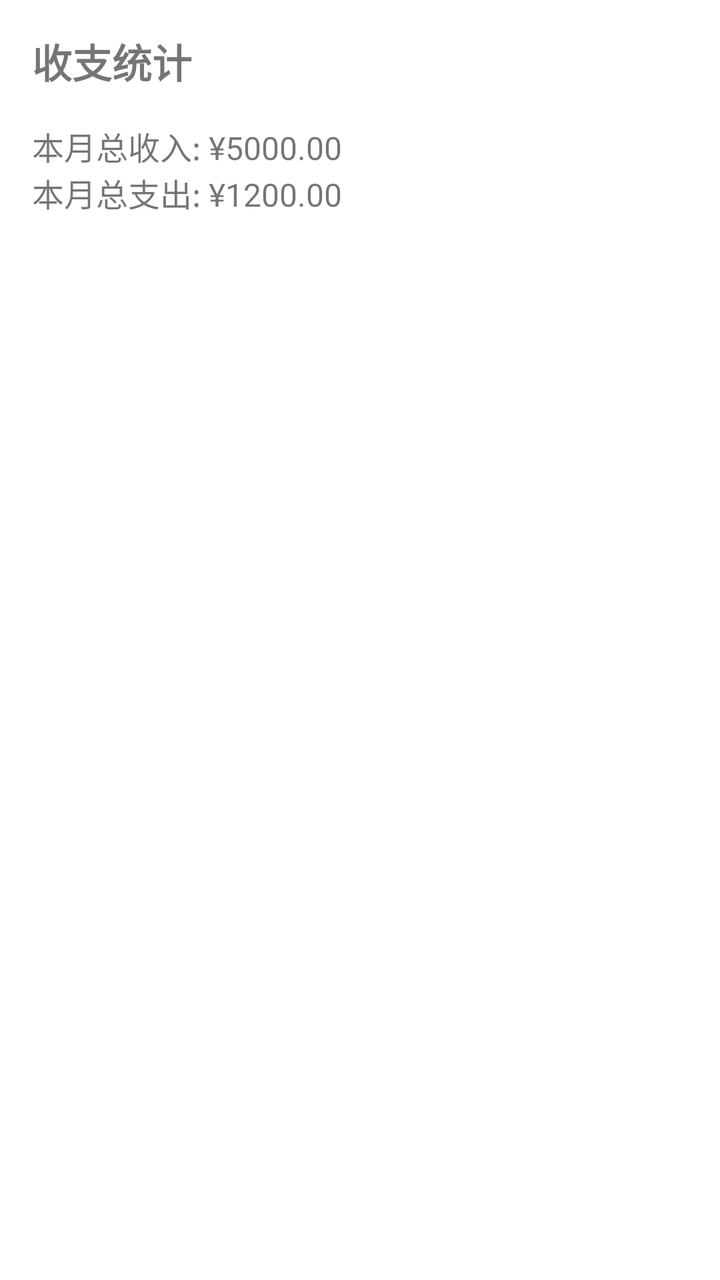
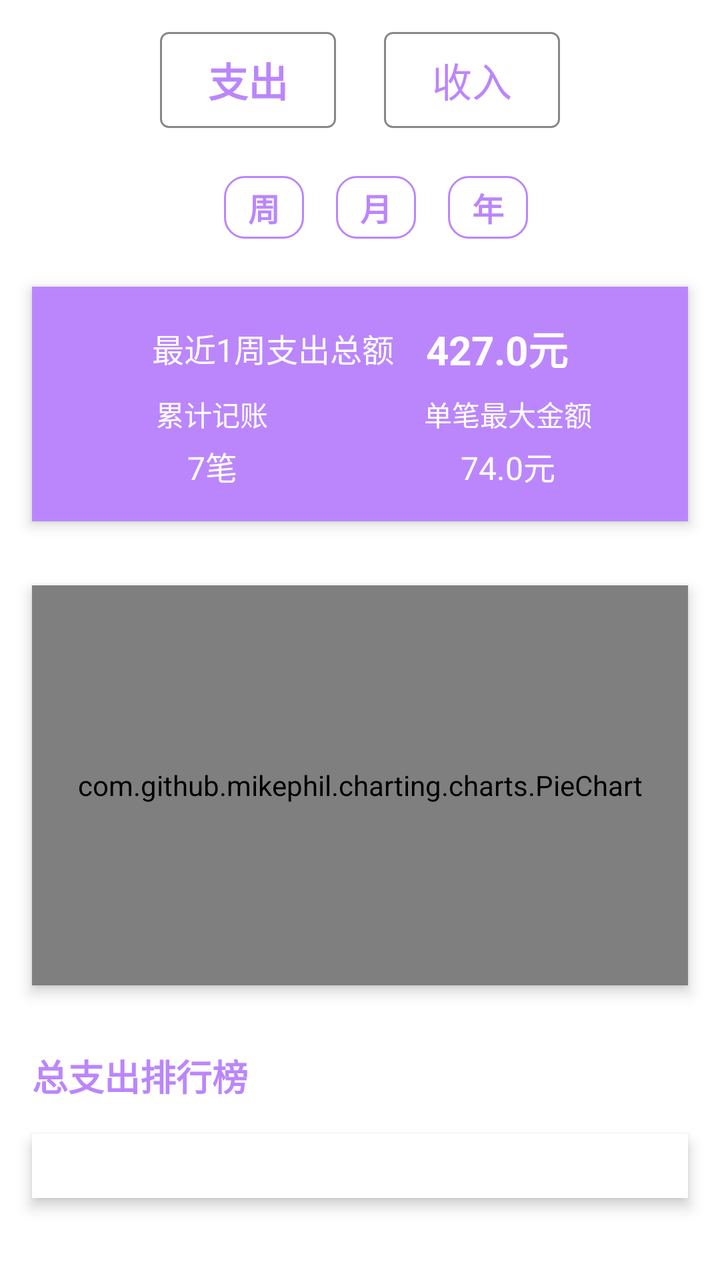

Screens rendered from an Android XML layout before and after an edit, with the pre-edit source and the edit as a unified diff.
<!-- AndroidManifest.xml: application theme Theme.AccountBook -->
<!-- res/layout/fragment_stats.xml -->
<?xml version="1.0" encoding="utf-8"?>
<LinearLayout xmlns:android="http://schemas.android.com/apk/res/android"
    android:layout_width="match_parent"
    android:layout_height="match_parent"
    android:orientation="vertical"
    android:padding="16dp">

    <TextView
        android:layout_width="wrap_content"
        android:layout_height="wrap_content"
        android:text="收支统计"
        android:textSize="20sp"
        android:textStyle="bold"/>

    <TextView
        android:id="@+id/tv_summary"
        android:layout_width="wrap_content"
        android:layout_height="wrap_content"
        android:layout_marginTop="16dp"
        android:text="本月总收入: ¥5000.00\n本月总支出: ¥1200.00"
        android:textSize="16sp"/>

</LinearLayout>
<!-- resources referenced by this layout -->
<resources>
  <style name="Theme.AccountBook" parent="Theme.MaterialComponents.DayNight.DarkActionBar">
          
          <item name="colorPrimary">@color/purple_500</item>
          <item name="colorPrimaryVariant">@color/purple_700</item>
          <item name="colorOnPrimary">@color/white</item>
          
          <item name="colorSecondary">@color/teal_200</item>
          <item name="colorSecondaryVariant">@color/teal_700</item>
          <item name="colorOnSecondary">@color/black</item>
          
          <item name="android:statusBarColor">?attr/colorPrimaryVariant</item>
          
      </style>
  <color name="purple_500">#FF6200EE</color>
  <color name="purple_700">#FF3700B3</color>
  <color name="white">#FFFFFFFF</color>
  <color name="teal_200">#FF03DAC5</color>
  <color name="teal_700">#FF018786</color>
  <color name="black">#FF000000</color>
</resources>

<!-- the commit's change to res/layout/fragment_stats.xml (unified diff, before → after) -->
@@ -1,23 +1,222 @@
 <?xml version="1.0" encoding="utf-8"?>
-<LinearLayout xmlns:android="http://schemas.android.com/apk/res/android"
+<androidx.core.widget.NestedScrollView xmlns:android="http://schemas.android.com/apk/res/android"
     android:layout_width="match_parent"
     android:layout_height="match_parent"
+    android:fillViewport="true"
     android:orientation="vertical"
-    android:padding="16dp">
-
+    android:background="#FFFFFF" >
+
+    <LinearLayout
+        android:layout_width="match_parent"
+        android:layout_height="wrap_content"
+        android:orientation="vertical">
+
+    
+    <LinearLayout
+        android:layout_width="match_parent"
+        android:layout_height="wrap_content"
+        android:orientation="horizontal"
+        android:padding="16dp"
+        android:gravity="center">
+
+        <Button
+            android:id="@+id/btn_expense"
+            android:layout_width="wrap_content"
+            android:layout_height="wrap_content"
+            android:text="支出"
+            android:textColor="#BB86FC"
+            android:textSize="20sp"
+            android:textStyle="bold"
+            android:background="@drawable/button_selector" />
+
+        <Button
+            android:id="@+id/btn_income"
+            android:layout_width="wrap_content"
+            android:layout_height="wrap_content"
+            android:text="收入"
+            android:textColor="#BB86FC"
+            android:textSize="20sp"
+            android:layout_marginStart="24dp"
+            android:background="@drawable/button_selector"/>
+    </LinearLayout>
+
+    
+    <LinearLayout
+        android:layout_width="match_parent"
+        android:layout_height="wrap_content"
+        android:orientation="horizontal"
+        android:gravity="center"
+        android:padding="8dp">
+
+
+        <TextView
+            android:id="@+id/tv_week"
+            android:layout_width="40dp"
+            android:layout_height="wrap_content"
+            android:gravity="center"
+            android:text="周"
+            android:textColor="#BB86FC"
+            android:textSize="16sp"
+            android:textStyle="bold"
+            android:padding="4dp"
+            android:background="@drawable/time_btn_selector"
+            android:clickable="true"
+            android:focusable="true"
+            android:layout_marginStart="16dp"/>
+
+
+        <TextView
+            android:id="@+id/tv_month"
+            android:layout_width="40dp"
+            android:layout_height="wrap_content"
+            android:gravity="center"
+            android:text="月"
+            android:textColor="#BB86FC"
+            android:textSize="16sp"
+            android:textStyle="bold"
+            android:padding="4dp"
+            android:background="@drawable/time_btn_selector"
+            android:clickable="true"
+            android:focusable="true"
+            android:layout_marginStart="16dp"/>
+
+
+        <TextView
+            android:id="@+id/tv_year"
+            android:layout_width="40dp"
+            android:layout_height="wrap_content"
+            android:gravity="center"
+            android:text="年"
+            android:textColor="#BB86FC"
+            android:textSize="16sp"
+            android:textStyle="bold"
+            android:padding="4dp"
+            android:background="@drawable/time_btn_selector"
+            android:clickable="true"
+            android:focusable="true"
+            android:layout_marginStart="16dp"/>
+    </LinearLayout>
+
+
+    
+    <LinearLayout
+        android:layout_width="match_parent"
+        android:layout_height="wrap_content"
+        android:orientation="vertical"
+        android:background="#BB86FC"
+        android:padding="16dp"
+        android:layout_margin="16dp"
+        android:elevation="4dp"
+        android:outlineProvider="bounds">
+
+        <LinearLayout
+            android:layout_width="match_parent"
+            android:layout_height="wrap_content"
+            android:orientation="horizontal"
+            android:gravity="center">
+
+            <TextView
+                android:id="@+id/tv_title"
+                android:layout_width="wrap_content"
+                android:layout_height="wrap_content"
+                android:text="最近1周支出总额"
+                android:textColor="#FFFFFF"
+                android:textSize="16sp"/>
+
+            <TextView
+                android:id="@+id/tv_amount"
+                android:layout_width="wrap_content"
+                android:layout_height="wrap_content"
+                android:text="427.0元"
+                android:textColor="#FFFFFF"
+                android:textSize="20sp"
+                android:textStyle="bold"
+                android:layout_marginStart="16dp"/>
+        </LinearLayout>
+
+        <LinearLayout
+            android:layout_width="match_parent"
+            android:layout_height="wrap_content"
+            android:orientation="horizontal"
+            android:layout_marginTop="8dp">
+
+            <TextView
+                android:layout_width="0dp"
+                android:layout_height="wrap_content"
+                android:layout_weight="1"
+                android:text="累计记账"
+                android:textColor="#FFFFFF"
+                android:textSize="14sp"
+                android:gravity="center"/>
+
+            <TextView
+                android:layout_width="0dp"
+                android:layout_height="wrap_content"
+                android:layout_weight="1"
+                android:text="单笔最大金额"
+                android:textColor="#FFFFFF"
+                android:textSize="14sp"
+                android:gravity="center"/>
+        </LinearLayout>
+
+        <LinearLayout
+            android:layout_width="match_parent"
+            android:layout_height="wrap_content"
+            android:orientation="horizontal"
+            android:layout_marginTop="4dp">
+
+            <TextView
+                android:id="@+id/tv_count"
+                android:layout_width="0dp"
+                android:layout_height="wrap_content"
+                android:layout_weight="1"
+                android:text="7笔"
+                android:textColor="#FFFFFF"
+                android:textSize="16sp"
+                android:gravity="center"/>
+
+            <TextView
+                android:id="@+id/tv_max_amount"
+                android:layout_width="0dp"
+                android:layout_height="wrap_content"
+                android:layout_weight="1"
+                android:text="74.0元"
+                android:textColor="#FFFFFF"
+                android:textSize="16sp"
+                android:gravity="center"/>
+        </LinearLayout>
+    </LinearLayout>
+
+    
+    <com.github.mikephil.charting.charts.PieChart
+        android:id="@+id/chart"
+        android:layout_width="match_parent"
+        android:layout_height="200dp"
+        android:layout_margin="16dp"
+        android:background="#FFFFFF"
+        android:elevation="4dp"/>
+
+    
     <TextView
         android:layout_width="wrap_content"
         android:layout_height="wrap_content"
-        android:text="收支统计"
-        android:textSize="20sp"
-        android:textStyle="bold"/>
-
-    <TextView
-        android:id="@+id/tv_summary"
-        android:layout_width="wrap_content"
-        android:layout_height="wrap_content"
-        android:layout_marginTop="16dp"
-        android:text="本月总收入: ¥5000.00\n本月总支出: ¥1200.00"
-        android:textSize="16sp"/>
-
-</LinearLayout>
+        android:text="总支出排行榜"
+        android:textColor="#BB86FC"
+        android:textSize="18sp"
+        android:textStyle="bold"
+        android:layout_marginStart="16dp"
+        android:layout_marginTop="16dp"/>
+
+    <androidx.recyclerview.widget.RecyclerView
+        android:id="@+id/rv_ranking"
+        android:layout_width="match_parent"
+        android:layout_height="wrap_content"
+        android:layout_margin="16dp"
+        android:background="#FFFFFF"
+        android:padding="16dp"
+        android:elevation="4dp"/>
+    </LinearLayout>
+
+
+
+</androidx.core.widget.NestedScrollView>
<!-- resource entries referenced after the edit -->
@@ -1,5 +1,34 @@
 <!-- resources referenced by this layout -->
 <resources>
+  <!-- drawable button_selector (drawable) -->
+  <?xml version="1.0" encoding="utf-8"?>
+  <selector xmlns:android="http://schemas.android.com/apk/res/android">
+      <item android:drawable="@drawable/button_border_selected" android:state_selected="true"/>
+      <item android:drawable="@drawable/button_border"/>
+  </selector>
+      
+  <!-- drawable time_btn_selector (drawable) -->
+  <?xml version="1.0" encoding="utf-8"?>
+  <selector xmlns:android="http://schemas.android.com/apk/res/android">
+      
+      <item android:state_selected="true">
+          <shape android:shape="rectangle">
+              <solid android:color="#1FBB86FC" />
+              <stroke android:width="1dp" android:color="#BB86FC" />
+              <corners android:radius="10dp" />
+          </shape>
+      </item>
+      
+      <item>
+          <shape android:shape="rectangle">
+              <solid android:color="@android:color/transparent" />
+              <stroke android:width="1dp" android:color="#BB86FC" />
+              <corners android:radius="10dp" />
+          </shape>
+      </item>
+  </selector>
+  
+  
   <style name="Theme.AccountBook" parent="Theme.MaterialComponents.DayNight.DarkActionBar">
           
           <item name="colorPrimary">@color/purple_500</item>
@@ -13,6 +42,28 @@
           <item name="android:statusBarColor">?attr/colorPrimaryVariant</item>
           
       </style>
+  <!-- drawable button_border_selected (drawable) -->
+  <?xml version="1.0" encoding="utf-8"?>
+  <shape xmlns:android="http://schemas.android.com/apk/res/android"
+      android:shape="rectangle">
+      <solid android:color="#BB86FC" />
+      <stroke
+          android:width="2dp"
+          android:color="#FFFFFF" />
+      <corners android:radius="4dp" />
+  </shape>
+  
+      
+  <!-- drawable button_border (drawable) -->
+  <?xml version="1.0" encoding="utf-8"?>
+  <shape xmlns:android="http://schemas.android.com/apk/res/android"
+      android:shape="rectangle">
+      <solid android:color="@android:color/transparent" />
+      <stroke
+          android:width="1dp"
+          android:color="#888888" />
+      <corners android:radius="4dp" />
+  </shape>
   <color name="purple_500">#FF6200EE</color>
   <color name="purple_700">#FF3700B3</color>
   <color name="white">#FFFFFFFF</color>
